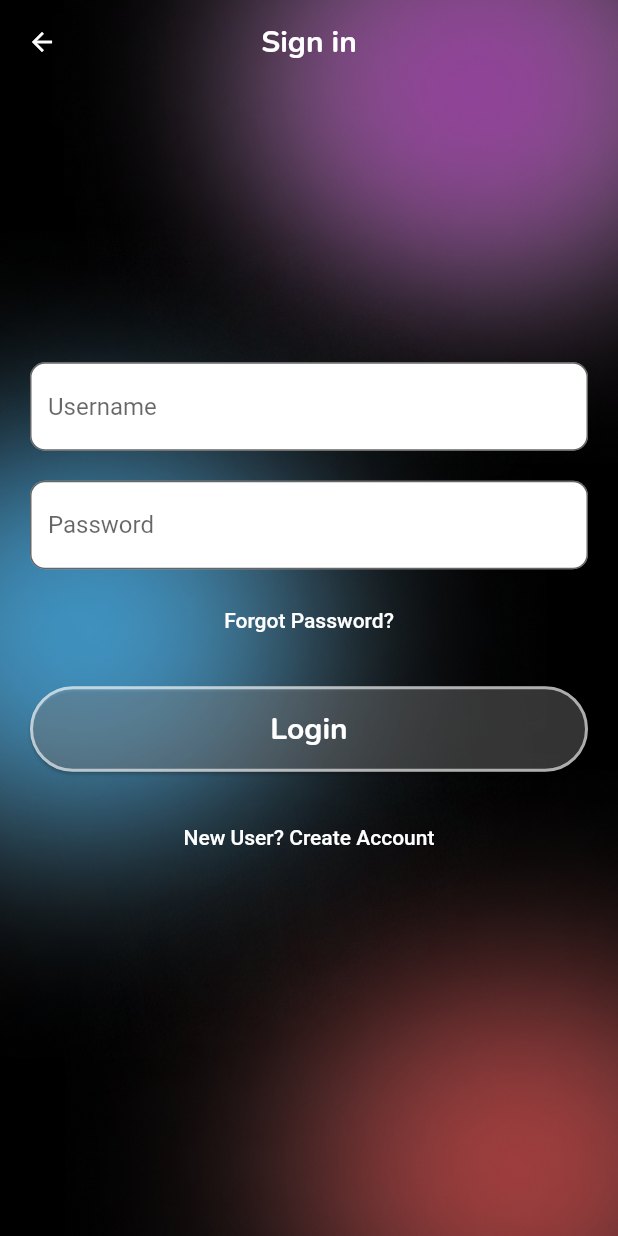
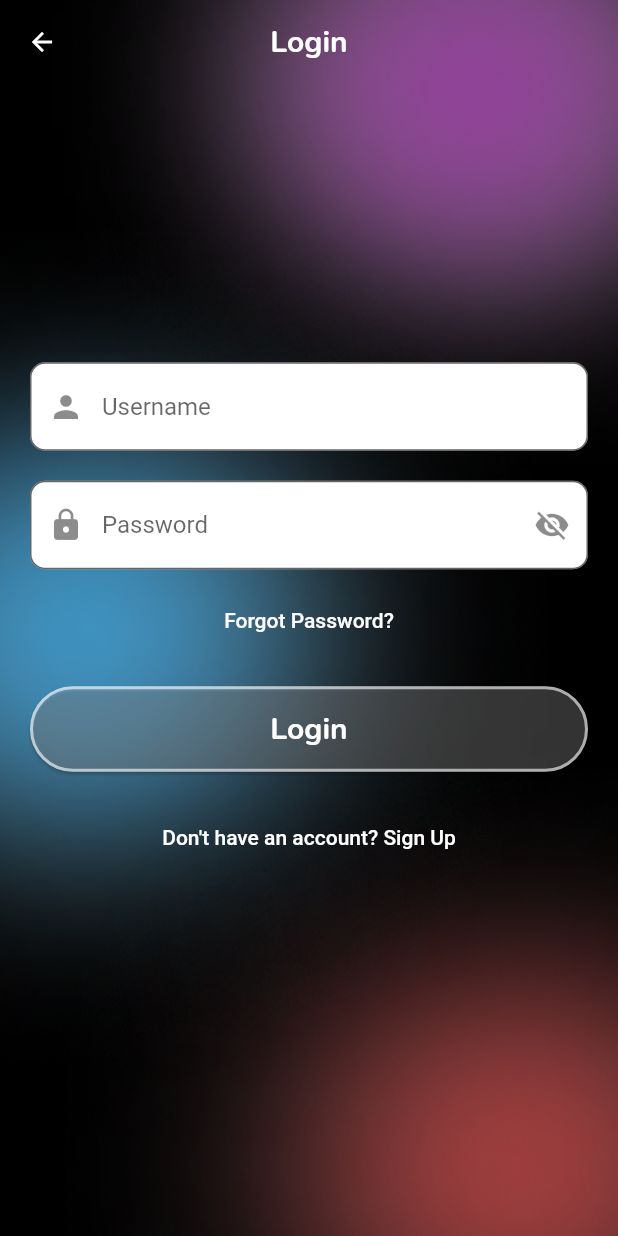
Before and after one commit to kenny101/narraitor-app, a Flutter app: the screen it shows after launch, after a tap on "Login", on a phone screen of 412 x 824 dp. Run offline on Flutter 3.47's test engine with Material 2 defaults, Android fonts, the phone set to English and light mode, and no system bars; our stand-ins replace flutter_rating_bar, go_router, google_fonts, google_nav_bar, line_icons, pocketbase and 1 more.

Commit message:
created a sign up page and decorated text boxes

```diff
--- a/lib/src/auth_feature/login_view.dart
+++ b/lib/src/auth_feature/login_view.dart
@@ -1,90 +1,22 @@
 import 'package:flutter/material.dart';
 import 'package:google_fonts/google_fonts.dart';
+import 'package:narraitor/src/auth_feature/auth_button.dart';
 
-class AuthButton extends StatefulWidget {
-  final String? imageAssetPath;
-  final String text;
-  final VoidCallback onPressed;
-
-  const AuthButton({
-    this.imageAssetPath,
-    required this.text,
-    required this.onPressed,
-    Key? key,
-  }) : super(key: key);
+class LoginView extends StatefulWidget {
+  const LoginView({Key? key}) : super(key: key);
 
   @override
-  State<AuthButton> createState() => _AuthButtonState();
+  State<LoginView> createState() => _LoginViewState();
 }
 
-class _AuthButtonState extends State<AuthButton>
-    with SingleTickerProviderStateMixin {
-  late AnimationController _controller;
+class _LoginViewState extends State<LoginView> {
+  bool _isPasswordVisible = false;
 
-  @override
-  void initState() {
-    super.initState();
-    _controller = AnimationController(
-      duration: const Duration(milliseconds: 150),
-      vsync: this,
-    );
+  void _togglePasswordVisibility() {
+    setState(() {
+      _isPasswordVisible = !_isPasswordVisible;
+    });
   }
-
-  void _onButtonPressed() {
-    _controller.forward();
-    Future.delayed(const Duration(milliseconds: 200), () {
-      _controller.reverse();
-    });
-    widget.onPressed();
-  }
-
-  @override
-  Widget build(BuildContext context) {
-    return ScaleTransition(
-      scale: Tween<double>(
-        begin: 1.0,
-        end: .98,
-      ).animate(_controller),
-      child: ElevatedButton(
-        onPressed: _onButtonPressed,
-        style: ElevatedButton.styleFrom(
-          backgroundColor: Colors.white.withOpacity(.2),
-          elevation: 1,
-          side: const BorderSide(width: 2, color: Colors.white60),
-          shape: RoundedRectangleBorder(
-            borderRadius: BorderRadius.circular(30.0),
-          ),
-        ),
-        child: Padding(
-          padding: const EdgeInsets.symmetric(vertical: 15, horizontal: 10),
-          child: Row(
-            mainAxisAlignment: MainAxisAlignment.center,
-            children: [
-              if (widget.imageAssetPath != null)
-                Image.asset(
-                  widget.imageAssetPath!,
-                  width: 24,
-                  height: 24,
-                ),
-              if (widget.imageAssetPath != null) const SizedBox(width: 10),
-              Text(
-                widget.text,
-                style: GoogleFonts.nunito(
-                  fontSize: 20,
-                  fontWeight: FontWeight.bold,
-                  color: Colors.white,
-                ),
-              ),
-            ],
-          ),
-        ),
-      ),
-    );
-  }
-}
-
-class LoginView extends StatelessWidget {
-  const LoginView({super.key});
 
   @override
   Widget build(BuildContext context) {
@@ -95,7 +27,7 @@ class LoginView extends StatelessWidget {
         elevation: 0,
         centerTitle: true,
         title: Text(
-          'Sign in',
+          'Login',
           style: GoogleFonts.nunito(
             fontSize: 20,
             fontWeight: FontWeight.bold,
@@ -128,7 +60,7 @@ class LoginView extends StatelessWidget {
               child: Column(
                 mainAxisAlignment: MainAxisAlignment.center,
                 children: [
-                  TextField(
+                  TextFormField(
                     decoration: InputDecoration(
                       hintText: 'Username',
                       filled: true,
@@ -136,17 +68,27 @@ class LoginView extends StatelessWidget {
                       border: OutlineInputBorder(
                         borderRadius: BorderRadius.circular(10.0),
                       ),
+                      prefixIcon: const Icon(Icons.person), // Eye icon for username
                     ),
                   ),
                   const SizedBox(height: 20),
-                  TextField(
-                    obscureText: true,
+                  TextFormField(
+                    obscureText: !_isPasswordVisible,
                     decoration: InputDecoration(
                       hintText: 'Password',
                       filled: true,
                       fillColor: Colors.white,
                       border: OutlineInputBorder(
                         borderRadius: BorderRadius.circular(10.0),
+                      ),
+                      prefixIcon: const Icon(Icons.lock), // Eye icon for password
+                      suffixIcon: IconButton(
+                        onPressed: _togglePasswordVisibility,
+                        icon: Icon(
+                          _isPasswordVisible
+                              ? Icons.visibility
+                              : Icons.visibility_off,
+                        ),
                       ),
                     ),
                   ),
@@ -173,7 +115,7 @@ class LoginView extends StatelessWidget {
                       // Add your "Create Account" logic here
                     },
                     child: const Text(
-                      'New User? Create Account',
+                      "Don't have an account? Sign Up",
                       style: TextStyle(color: Colors.white),
                     ),
                   ),
```
Also changed, not shown: lib/src/auth_feature/signup_view.dart (+95 -6 lines).
